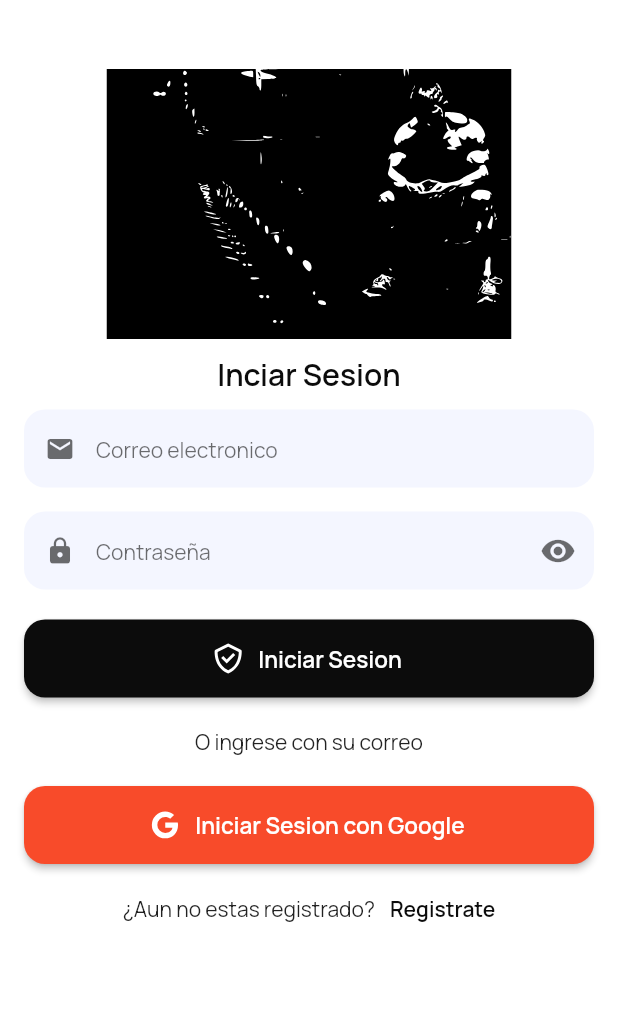
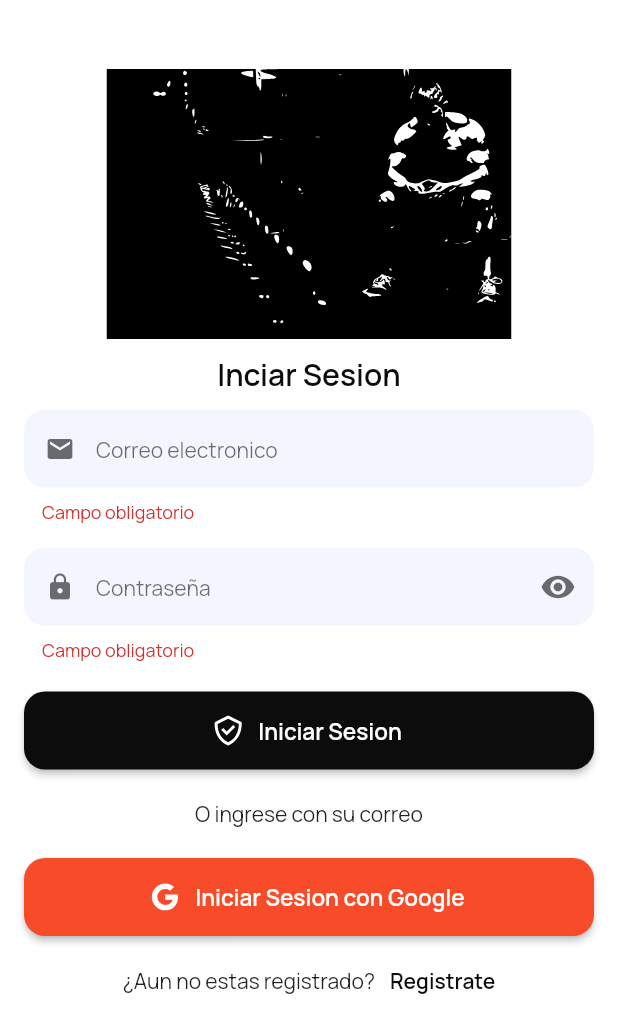
Before and after one commit to rexnike/bitacora, a Flutter app: the screen it shows after launch, after a tap on "Iniciar Sesion", on a phone screen of 412 x 824 dp. Shown: the top 1033 px of the screen. Run offline on Flutter 3.47's test engine with Material 2 defaults, Android fonts, the phone set to English and light mode, and no system bars; our stand-ins replace cloud_firestore, firebase_auth, firebase_core, flutter_svg, google_fonts; accounts and stored records are empty.

Commit message:
veinti siete

```diff
--- a/lib/pages/login_page.dart
+++ b/lib/pages/login_page.dart
@@ -2,12 +2,14 @@
 import 'package:bitacora/pages/register_page.dart';
 import 'package:bitacora/ui/general/colors.dart';
 import 'package:bitacora/ui/widgets/button_custom_widget.dart';
-import 'package:bitacora/ui/widgets/button_normal_widget.dart';
 import 'package:bitacora/ui/widgets/general_widgets.dart';
 import 'package:bitacora/ui/widgets/textfield_normal_widget.dart';
 import 'package:bitacora/ui/widgets/textfield_password_widget.dart';
+import 'package:firebase_auth/firebase_auth.dart';
 import 'package:flutter/material.dart';
 import 'package:flutter_svg/flutter_svg.dart';
+
+import 'home_page.dart';
 
 class LoginPage extends StatefulWidget {
   const LoginPage({super.key});
@@ -18,9 +20,34 @@ class LoginPage extends StatefulWidget {
 
 class _LoginPageState extends State<LoginPage> {
 
+  final formkey = GlobalKey<FormState>();
   final TextEditingController _emailController = TextEditingController();
   final TextEditingController _passwordController = TextEditingController();
 
+  _login()async{
+    try{
+
+      if(formkey.currentState!.validate()){
+        UserCredential userCredential = await FirebaseAuth.instance.signInWithEmailAndPassword(
+      email: _emailController.text,
+      password: _passwordController.text,
+        );
+
+      if(userCredential.user != null){
+        Navigator.pushAndRemoveUntil(context, MaterialPageRoute(builder: (context) => HomePage(),), (route) => false);
+        }
+      }
+
+    }on FirebaseAuthException catch(error){
+      if(error.code == "invalid-email"){
+        showSnackBarError(context, "El correo electronic es invalido");
+      }else if(error.code == "user-noot-found"){
+        showSnackBarError(context, "El usuario no esta registrado");
+      }else if(error.code == "worong-password"){
+        showSnackBarError(context, "La contraseña es incorrecta");
+      }
+    }
+  }
 
   @override
   Widget build(BuildContext context) {
@@ -29,6 +56,8 @@ class _LoginPageState extends State<LoginPage> {
       body: SingleChildScrollView(
         child: Padding(
           padding: const EdgeInsets.all(16.0),
+          child: Form(
+            key: formkey,
             child: Column(
               children: [
 
@@ -63,7 +92,9 @@ class _LoginPageState extends State<LoginPage> {
                   text: "Iniciar Sesion",
                   icon: "check2",
                   color: kBrandPrimaryColor,
-                onPressed: (){},
+                  onPressed: (){
+                    _login();
+                  },
                 ),
 
                 divider20(),
@@ -103,6 +134,7 @@ class _LoginPageState extends State<LoginPage> {
             ),
           ),
         ),
+      ),
     );
   }
 }
```
Lines whose indentation alone changed are shown as unchanged.
